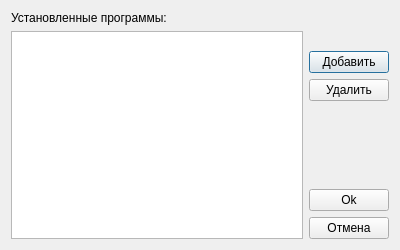
Vortm4x/netemul, file src/forms/programmdialog.ui: the form before one commit.
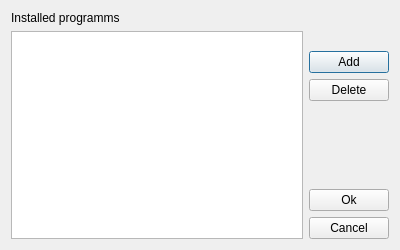
The form after the commit. Icons and pictures are not drawn.

Patch:
```diff
--- a/src/forms/programmdialog.ui
+++ b/src/forms/programmdialog.ui
@@ -27,7 +27,7 @@
        <item>
         <widget class="QLabel" name="lb_prog">
          <property name="text">
-          <string>Установленные программы:</string>
+          <string>Installed programms</string>
          </property>
         </widget>
        </item>
@@ -57,7 +57,7 @@
        <item>
         <widget class="QPushButton" name="btn_add">
          <property name="text">
-          <string>Добавить</string>
+          <string>Add</string>
          </property>
          <property name="icon">
           <iconset resource="../../netemul.qrc">
@@ -68,7 +68,7 @@
        <item>
         <widget class="QPushButton" name="btn_remove">
          <property name="text">
-          <string>Удалить</string>
+          <string>Delete</string>
          </property>
          <property name="icon">
           <iconset resource="../../netemul.qrc">
@@ -103,7 +103,7 @@
        <item>
         <widget class="QPushButton" name="btn_cancel">
          <property name="text">
-          <string>Отмена</string>
+          <string>Cancel</string>
          </property>
          <property name="icon">
           <iconset resource="../../netemul.qrc">
```
Left out of the diff: 14 changed lines with no effect on the pictures.
